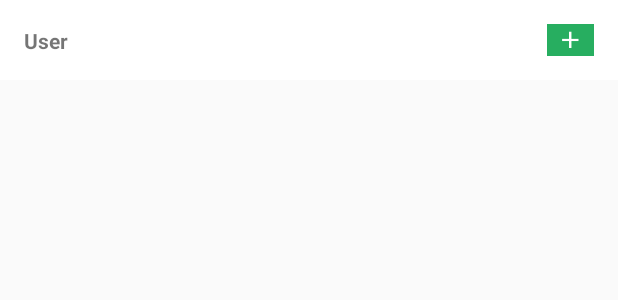
After one commit to marouf33/BeastShopping, an Android app: the layout list_user.xml on its own in the app's theme, with its tools: preview values and no code run, on a phone screen of 412 x 824 dp. The commit adds this screen. Shown: the top 300 px of the screen. Run offline under Robolectric (Android 15) with nearby library versions, the phone set to English and light mode, and no system bars.

Commit message:
Add activities to add friend and share lists

```diff
--- a/app/src/main/AndroidManifest.xml
+++ b/app/src/main/AndroidManifest.xml
@@ -37,6 +37,12 @@
         <activity android:name=".activities.ListDetailsActivity"
             android:screenOrientation="portrait"/>
 
+        <activity android:name=".activities.ShareListActivity"
+            android:screenOrientation="portrait"/>
+
+        <activity android:name=".activities.AddFriendActivity"
+            android:screenOrientation="portrait"/>
+
         <meta-data android:name="com.facebook.sdk.ApplicationId"
             android:value="@string/facebook_app_id"/>
 
--- a/app/src/main/java/com/maroufb/beastshopping/live/Module.java
+++ b/app/src/main/java/com/maroufb/beastshopping/live/Module.java
@@ -7,6 +7,7 @@ public class Module {
         new LiveAccountServices(application);
         new LiveShoppingService(application);
         new LiveItemService(application);
+        new LiveUsersService(application);
 
     }
 }
--- /dev/null
+++ b/app/src/main/res/layout/activity_share_list.xml
@@ -0,0 +1,6 @@
+<?xml version="1.0" encoding="utf-8"?>
+<android.support.constraint.ConstraintLayout
+    xmlns:android="http://schemas.android.com/apk/res/android" android:layout_width="match_parent"
+    android:layout_height="match_parent">
+
+</android.support.constraint.ConstraintLayout>
--- /dev/null
+++ b/app/src/main/res/layout/list_user.xml
@@ -0,0 +1,42 @@
+<?xml version="1.0" encoding="utf-8"?>
+<android.support.constraint.ConstraintLayout
+    xmlns:android="http://schemas.android.com/apk/res/android"
+    android:id="@+id/list_item_view"
+    android:layout_width="match_parent"
+    android:layout_height="wrap_content"
+    xmlns:app="http://schemas.android.com/apk/res-auto"
+    android:paddingBottom="16dp"
+    android:paddingTop="16dp"
+    android:paddingRight="16dp"
+    android:paddingLeft="16dp"
+    android:background="@drawable/recycler_background"
+    android:orientation="horizontal">
+
+    <TextView
+        android:id="@+id/list_user_name"
+        android:layout_width="wrap_content"
+        android:layout_height="wrap_content"
+        android:textSize="14sp"
+        android:textStyle="bold"
+        android:text="User"
+        app:layout_constraintTop_toTopOf="parent"
+        app:layout_constraintBottom_toBottomOf="parent"
+        app:layout_constraintStart_toStartOf="parent"
+        app:layout_constraintEnd_toStartOf="@id/list_shoppingItem_delete"
+        app:layout_constraintHorizontal_chainStyle="spread_inside"
+        />
+
+    <ImageView
+        android:id="@+id/list_user_delete"
+        android:layout_width="31dp"
+        android:layout_height="21dp"
+        android:background="@drawable/button_background_straight_green"
+        android:src="@mipmap/ic_pluss"
+        app:layout_constraintEnd_toEndOf="parent"
+        app:layout_constraintStart_toEndOf="@id/list_shopping_item_itemName"
+        app:layout_constraintTop_toTopOf="parent"/>
+
+
+
+
+</android.support.constraint.ConstraintLayout>
```
Also changed, not shown: app/src/main/java/com/maroufb/beastshopping/activities/AddFriendActivity.java (added, +165 -0 lines), app/src/main/java/com/maroufb/beastshopping/activities/ListDetailsActivity.java (+13 -0 lines), app/src/main/java/com/maroufb/beastshopping/activities/ShareListActivity.java (added, +70 -0 lines), app/src/main/java/com/maroufb/beastshopping/enitites/Users.java (added, +18 -0 lines), app/src/main/java/com/maroufb/beastshopping/live/LiveUsersService.java (added, +35 -0 lines), app/src/main/java/com/maroufb/beastshopping/services/GetUsersService.java (added, +25 -0 lines), app/src/main/java/com/maroufb/beastshopping/views/AddFriendView/AddFriendViewHolder.java (added, +37 -0 lines), app/src/main/res/layout/activity_add_friend.xml (added, +11 -0 lines), app/src/main/res/menu/menu_list_details.xml (+6 -2 lines), app/src/main/res/menu/menu_share_list.xml (added, +11 -0 lines), app/src/main/ic_share-web.png (added), app/src/main/res/mipmap-hdpi/ic_share.png (added), app/src/main/res/mipmap-mdpi/ic_share.png (added), app/src/main/res/mipmap-xhdpi/ic_share.png (added), 2 more files.
